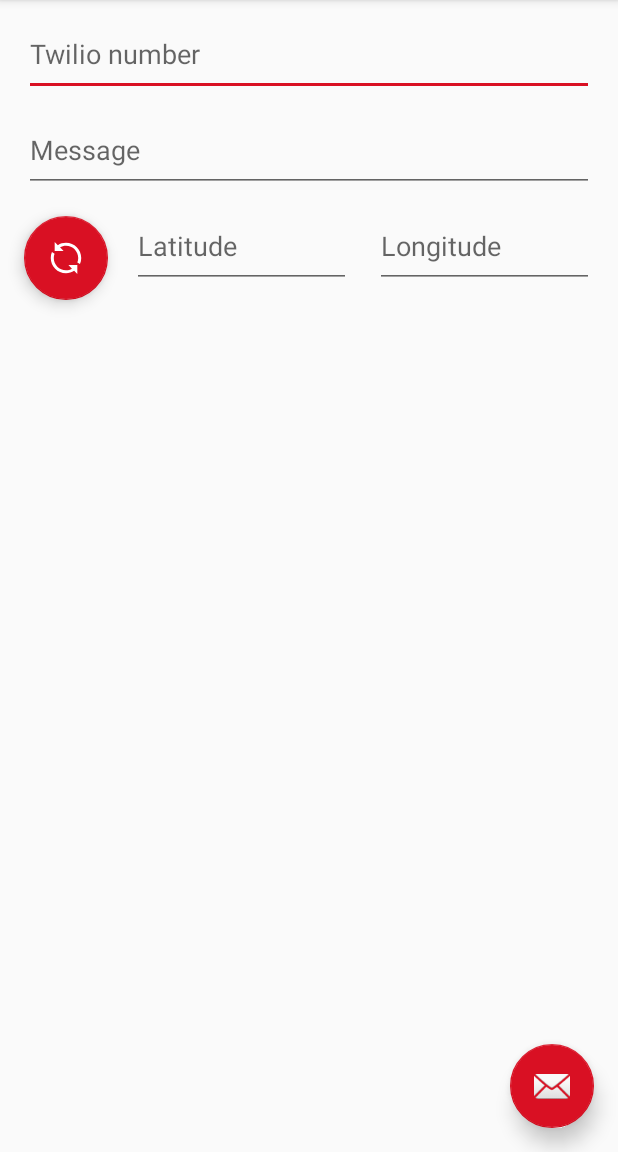
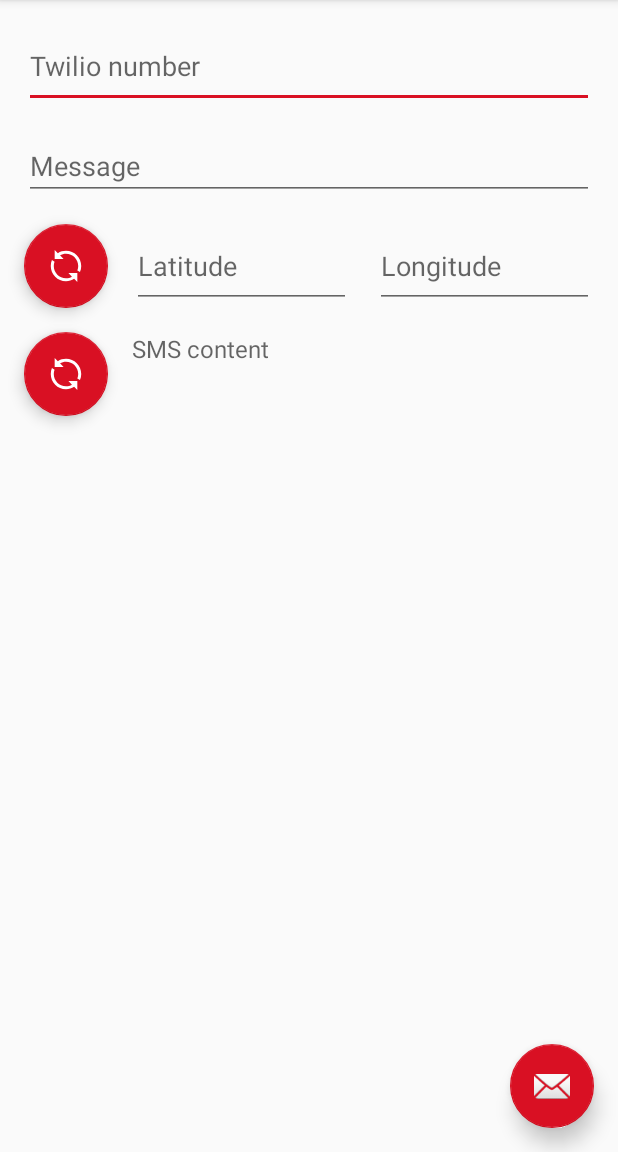
Before and after one commit to BigTrekker/the-big-trekker, an Android app: the screen it shows after launch (MainActivity), on a phone screen of 412 x 824 dp, the part 84-1236 px from its top. Run offline under Robolectric (Android 15) with nearby library versions, the phone set to English and light mode, and no system bars.

Commit message:
handle displaying sms content + improve layout arrangement

```diff
--- a/android/app/src/main/res/layout/content_main.xml
+++ b/android/app/src/main/res/layout/content_main.xml
@@ -14,7 +14,7 @@
         android:layout_height="56dp"
         android:layout_marginEnd="16dp"
         android:layout_marginStart="16dp"
-        android:layout_marginTop="8dp"
+        android:layout_marginTop="16dp"
         android:ems="10"
         android:hint="@string/phone_number"
         android:inputType="phone"
@@ -26,17 +26,17 @@
     <EditText
         android:id="@+id/message"
         android:layout_width="0dp"
-        android:layout_height="56dp"
+        android:layout_height="wrap_content"
         android:layout_marginLeft="16dp"
-        android:layout_marginTop="8dp"
+        android:layout_marginTop="16dp"
         android:layout_marginRight="16dp"
         android:ems="10"
         android:hint="@string/message"
-        android:inputType="textPersonName"
+        android:inputType="textCapSentences|textMultiLine"
         app:layout_constraintHorizontal_bias="0.0"
         app:layout_constraintLeft_toLeftOf="parent"
         app:layout_constraintRight_toRightOf="parent"
-        app:layout_constraintTop_toBottomOf="@+id/phone_number" />
+        app:layout_constraintTop_toBottomOf="@id/phone_number" />
 
     <com.google.android.material.floatingactionbutton.FloatingActionButton
         android:id="@+id/refresh_location"
@@ -48,7 +48,7 @@
         android:layout_margin="@dimen/fab_margin"
         app:layout_constraintLeft_toLeftOf="parent"
         app:layout_constraintRight_toLeftOf="@id/latitude"
-        app:layout_constraintTop_toBottomOf="@+id/message"
+        app:layout_constraintTop_toBottomOf="@id/message"
         app:fabSize="normal"
         app:srcCompat="@drawable/refresh" />
 
@@ -56,7 +56,7 @@
         android:id="@+id/latitude"
         android:layout_width="0dp"
         android:layout_height="56dp"
-        android:layout_marginTop="8dp"
+        android:layout_marginTop="16dp"
         android:layout_marginEnd="8dp"
         android:ems="10"
         android:hint="@string/latitude"
@@ -71,7 +71,7 @@
         android:layout_width="0dp"
         android:layout_height="56dp"
         android:layout_marginStart="8dp"
-        android:layout_marginTop="8dp"
+        android:layout_marginTop="16dp"
         android:layout_marginEnd="16dp"
         android:ems="10"
         android:hint="@string/longitude"
@@ -81,4 +81,30 @@
         app:layout_constraintRight_toRightOf="parent"
         app:layout_constraintTop_toBottomOf="@id/message" />
 
+    <com.google.android.material.floatingactionbutton.FloatingActionButton
+        android:id="@+id/refresh_sms_content"
+        android:layout_width="56dp"
+        android:layout_height="56dp"
+        android:layout_marginStart="16dp"
+        android:layout_marginEnd="8dp"
+        android:layout_margin="@dimen/fab_margin"
+        app:layout_constraintLeft_toLeftOf="parent"
+        app:layout_constraintRight_toLeftOf="@id/sms_content"
+        app:layout_constraintTop_toBottomOf="@id/longitude"
+        app:fabSize="normal"
+        app:srcCompat="@drawable/refresh" />
+
+    <TextView
+        android:id="@+id/sms_content"
+        android:layout_width="0dp"
+        android:layout_height="wrap_content"
+        android:layout_marginTop="16dp"
+        android:layout_marginEnd="16dp"
+        android:textSize="16dp"
+        android:hint="@string/sms_content_empty"
+        android:gravity="left|center"
+        app:layout_constraintTop_toBottomOf="@id/longitude"
+        app:layout_constraintLeft_toRightOf="@id/refresh_sms_content"
+        app:layout_constraintRight_toRightOf="parent" />
+
 </androidx.constraintlayout.widget.ConstraintLayout>
--- a/android/app/src/main/res/values/strings.xml
+++ b/android/app/src/main/res/values/strings.xml
@@ -5,4 +5,5 @@
     <string name="phone_number">Twilio number</string>
     <string name="latitude">Latitude</string>
     <string name="longitude">Longitude</string>
+    <string name="sms_content_empty">SMS content</string>
 </resources>
```
Also changed, not shown: android/app/src/main/java/com/bigtrekker/thebigtrekker/MainActivity.java (+27 -4 lines).
